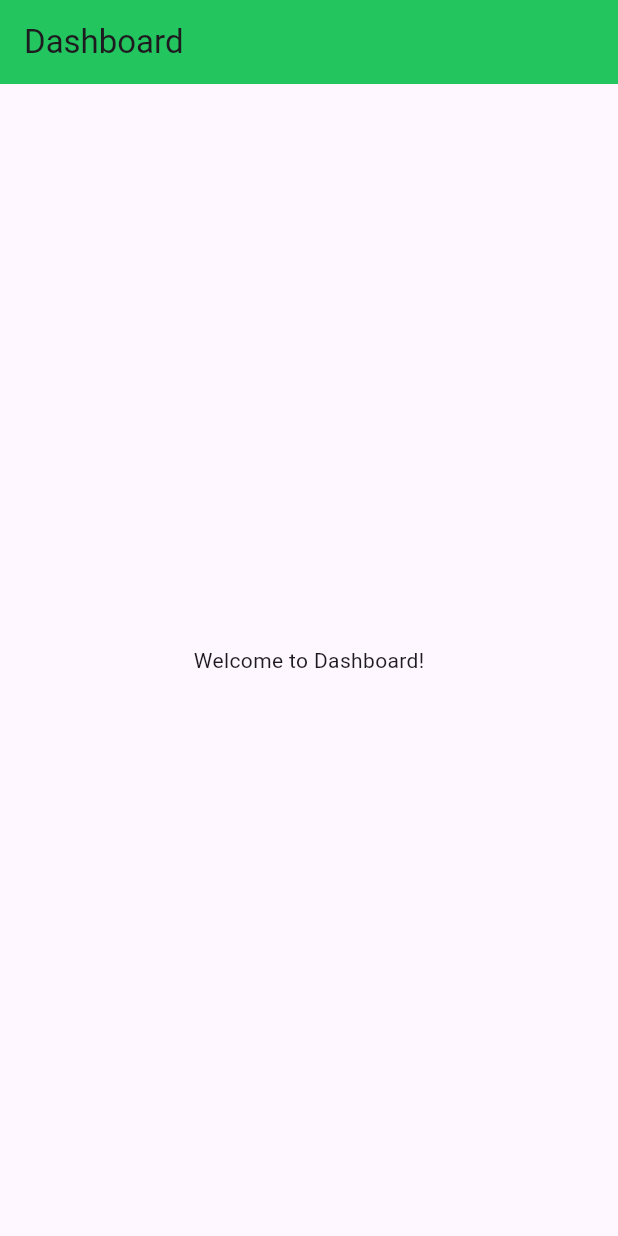
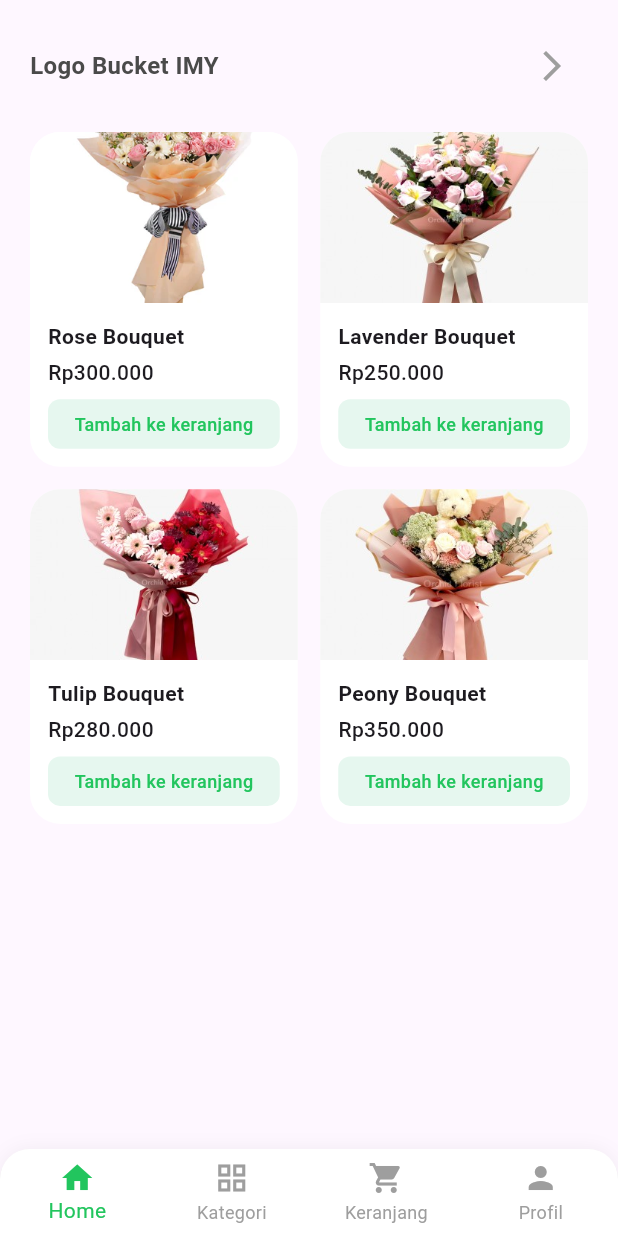
Before and after one commit to akbarryyan/bucket-imy-mobile-app, a Flutter app: the DashboardScreen screen opened directly, on a phone screen of 412 x 824 dp. Run offline on Flutter 3.47's test engine with Material 3 defaults, Android fonts, the phone set to English and light mode, and no system bars.

Commit message:
update dashboard ui

```diff
--- a/lib/main.dart
+++ b/lib/main.dart
@@ -495,17 +495,202 @@ class _RegisterScreenState extends State<RegisterScreen> {
   }
 }
 
-class DashboardScreen extends StatelessWidget {
+class DashboardScreen extends StatefulWidget {
   const DashboardScreen({super.key});
+
+  @override
+  State<DashboardScreen> createState() => _DashboardScreenState();
+}
+
+class _DashboardScreenState extends State<DashboardScreen> {
+  int _currentIndex = 0;
 
   @override
   Widget build(BuildContext context) {
     return Scaffold(
-      appBar: AppBar(
-        title: const Text('Dashboard'),
-        backgroundColor: const Color(0xFF22C55E),
+      body: SafeArea(
+        child: Padding(
+          padding: const EdgeInsets.all(20.0),
+          child: Column(
+            crossAxisAlignment: CrossAxisAlignment.start,
+            children: [
+              // App Header
+              Row(
+                mainAxisAlignment: MainAxisAlignment.spaceBetween,
+                children: [
+                  const Text(
+                    "Logo Bucket IMY",
+                    style: TextStyle(
+                      fontSize: 16,
+                      fontWeight: FontWeight.bold,
+                      color: Color(0xFF4A4A4A),
+                    ),
+                  ),
+                  IconButton(
+                    icon:
+                        const Icon(Icons.arrow_forward_ios, color: Colors.grey),
+                    onPressed: () {},
+                  ),
+                ],
+              ),
+              const SizedBox(height: 20),
+
+              // Product Grid
+              Expanded(
+                child: GridView.count(
+                  crossAxisCount: 2,
+                  crossAxisSpacing: 15,
+                  mainAxisSpacing: 15,
+                  childAspectRatio: 0.8,
+                  children: [
+                    _buildProductCard(
+                      "Rose Bouquet",
+                      "Rp300.000",
+                      "assets/images/ex-product1.webp",
+                    ),
+                    _buildProductCard(
+                      "Lavender Bouquet",
+                      "Rp250.000",
+                      "assets/images/ex-product2.jpg",
+                    ),
+                    _buildProductCard(
+                      "Tulip Bouquet",
+                      "Rp280.000",
+                      "assets/images/ex-product3.jpg",
+                    ),
+                    _buildProductCard(
+                      "Peony Bouquet",
+                      "Rp350.000",
+                      "assets/images/ex-product4.jpg",
+                    ),
+                  ],
+                ),
+              ),
+            ],
+          ),
+        ),
       ),
-      body: const Center(child: Text('Welcome to Dashboard!')),
+      bottomNavigationBar: Container(
+        decoration: BoxDecoration(
+          color: Colors.white,
+          borderRadius: const BorderRadius.only(
+            topLeft: Radius.circular(20),
+            topRight: Radius.circular(20),
+          ),
+          boxShadow: [
+            BoxShadow(
+              color: Colors.black.withOpacity(0.05),
+              blurRadius: 10,
+            ),
+          ],
+        ),
+        child: ClipRRect(
+          borderRadius: const BorderRadius.only(
+            topLeft: Radius.circular(20),
+            topRight: Radius.circular(20),
+          ),
+          child: BottomNavigationBar(
+            currentIndex: _currentIndex,
+            onTap: (index) {
+              setState(() {
+                _currentIndex = index;
+              });
+            },
+            type: BottomNavigationBarType.fixed,
+            backgroundColor: Colors.white,
+            selectedItemColor: const Color(0xFF22C55E),
+            unselectedItemColor: Colors.grey,
+            showSelectedLabels: true,
+            showUnselectedLabels: true,
+            items: const [
+              BottomNavigationBarItem(
+                icon: Icon(Icons.home),
+                label: 'Home',
+              ),
+              BottomNavigationBarItem(
+                icon: Icon(Icons.grid_view),
+                label: 'Kategori',
+              ),
+              BottomNavigationBarItem(
+                icon: Icon(Icons.shopping_cart),
+                label: 'Keranjang',
+              ),
+              BottomNavigationBarItem(
+                icon: Icon(Icons.person),
+                label: 'Profil',
+              ),
+            ],
+          ),
+        ),
+      ),
+    );
+  }
+
+  Widget _buildProductCard(String title, String price, String imageAsset) {
+    return Container(
+      decoration: BoxDecoration(
+        color: Colors.white,
+        borderRadius: BorderRadius.circular(20),
+      ),
+      child: Column(
+        crossAxisAlignment: CrossAxisAlignment.start,
+        children: [
+          Expanded(
+            child: Container(
+              decoration: BoxDecoration(
+                borderRadius:
+                    const BorderRadius.vertical(top: Radius.circular(20)),
+                image: DecorationImage(
+                  image: AssetImage(imageAsset),
+                  fit: BoxFit.cover,
+                ),
+              ),
+            ),
+          ),
+          Padding(
+            padding: const EdgeInsets.all(12.0),
+            child: Column(
+              crossAxisAlignment: CrossAxisAlignment.start,
+              children: [
+                Text(
+                  title,
+                  style: const TextStyle(
+                    fontSize: 14,
+                    fontWeight: FontWeight.bold,
+                  ),
+                ),
+                const SizedBox(height: 4),
+                Text(
+                  price,
+                  style: const TextStyle(
+                    fontSize: 14,
+                    fontWeight: FontWeight.w500,
+                  ),
+                ),
+                const SizedBox(height: 8),
+                Container(
+                  width: double.infinity,
+                  padding: const EdgeInsets.symmetric(vertical: 8),
+                  decoration: BoxDecoration(
+                    color: const Color(0xFFE6F7EF),
+                    borderRadius: BorderRadius.circular(8),
+                  ),
+                  child: const Center(
+                    child: Text(
+                      "Tambah ke keranjang",
+                      style: TextStyle(
+                        color: Color(0xFF22C55E),
+                        fontSize: 12,
+                        fontWeight: FontWeight.w500,
+                      ),
+                    ),
+                  ),
+                ),
+              ],
+            ),
+          ),
+        ],
+      ),
     );
   }
 }
--- a/lib/services/api_service.dart
+++ b/lib/services/api_service.dart
@@ -2,7 +2,7 @@ import 'dart:convert';
 import 'package:http/http.dart' as http;
 
 class ApiService {
-  static const String baseUrl = 'http://192.168.1.12:8000/api';
+  static const String baseUrl = 'http://172.20.10.7:8000/api';
 
   Future<Map<String, dynamic>> login(String email, String password) async {
     final response = await http.post(
--- a/pubspec.yaml
+++ b/pubspec.yaml
@@ -61,6 +61,10 @@ flutter:
   # To add assets to your application, add an assets section, like this:
   assets:
     - assets/images/ui-reg.png
+    - assets/images/ex-product1.webp
+    - assets/images/ex-product2.jpg
+    - assets/images/ex-product3.jpg
+    - assets/images/ex-product4.jpg
 
   # An image asset can refer to one or more resolution-specific "variants", see
   # https://flutter.dev/to/resolution-aware-images
```
Also changed, not shown: assets/images/ex-product1.webp (added), assets/images/ex-product2.jpg (added), assets/images/ex-product3.jpg (added), assets/images/ex-product4.jpg (added).
